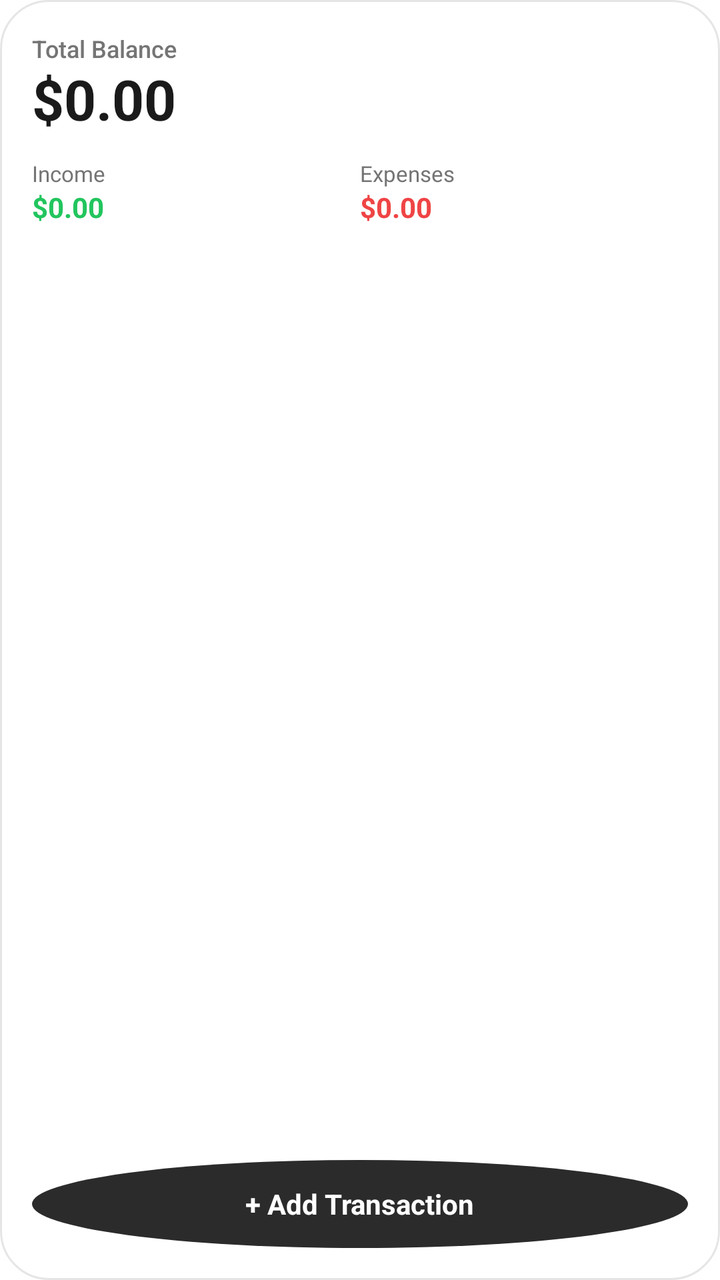
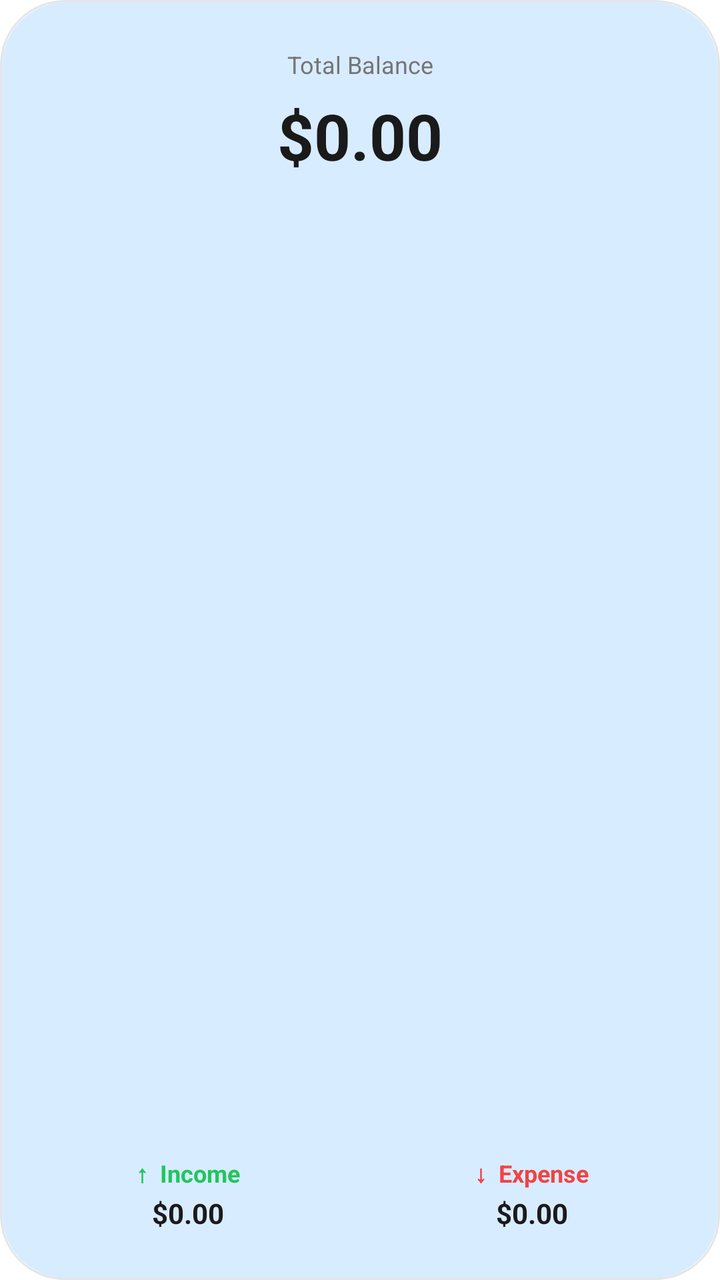

Before-and-after screenshots of an Android layout around one commit, followed by the original layout XML and the change that was made.
<!-- AndroidManifest.xml: fallback theme Theme.MaterialComponents.DayNight.NoActionBar -->
<!-- res/layout/balance_widget.xml -->
<?xml version="1.0" encoding="utf-8"?>
<RelativeLayout xmlns:android="http://schemas.android.com/apk/res/android"
    android:layout_width="match_parent"
    android:layout_height="match_parent"
    android:background="@drawable/widget_background"
    android:padding="16dp">

    <LinearLayout
        android:id="@+id/header"
        android:layout_width="match_parent"
        android:layout_height="wrap_content"
        android:orientation="vertical">

        <TextView
            android:layout_width="wrap_content"
            android:layout_height="wrap_content"
            android:text="Total Balance"
            android:textColor="@color/widget_text_secondary"
            android:textSize="12sp"
            android:fontFamily="sans-serif-medium" />

        <TextView
            android:id="@+id/widget_balance"
            android:layout_width="wrap_content"
            android:layout_height="wrap_content"
            android:text="$0.00"
            android:textColor="@color/widget_text_primary"
            android:textSize="28sp"
            android:textStyle="bold"
            android:includeFontPadding="false"
            android:layout_marginTop="2dp" />
    </LinearLayout>

    <LinearLayout
        android:id="@+id/stats"
        android:layout_width="match_parent"
        android:layout_height="wrap_content"
        android:layout_below="@id/header"
        android:layout_marginTop="12dp"
        android:orientation="horizontal"
        android:weightSum="2">

        <LinearLayout
            android:layout_width="0dp"
            android:layout_height="wrap_content"
            android:layout_weight="1"
            android:orientation="vertical">
            
            <TextView
                android:layout_width="wrap_content"
                android:layout_height="wrap_content"
                android:text="Income"
                android:textColor="@color/widget_text_secondary"
                android:textSize="11sp" />
                
            <TextView
                android:id="@+id/widget_income"
                android:layout_width="wrap_content"
                android:layout_height="wrap_content"
                android:text="$0.00"
                android:textColor="@color/widget_income"
                android:textSize="14sp"
                android:textStyle="bold" />
        </LinearLayout>

        <LinearLayout
            android:layout_width="0dp"
            android:layout_height="wrap_content"
            android:layout_weight="1"
            android:orientation="vertical">
            
            <TextView
                android:layout_width="wrap_content"
                android:layout_height="wrap_content"
                android:text="Expenses"
                android:textColor="@color/widget_text_secondary"
                android:textSize="11sp" />
                
            <TextView
                android:id="@+id/widget_expenses"
                android:layout_width="wrap_content"
                android:layout_height="wrap_content"
                android:text="$0.00"
                android:textColor="@color/widget_expense"
                android:textSize="14sp"
                android:textStyle="bold" />
        </LinearLayout>
    </LinearLayout>

    <LinearLayout
        android:id="@+id/widget_button_add"
        android:layout_width="match_parent"
        android:layout_height="44dp"
        android:layout_alignParentBottom="true"
        android:background="@drawable/add_button_background"
        android:gravity="center"
        android:orientation="horizontal"
        android:clickable="true"
        android:focusable="true">

        <TextView
            android:layout_width="wrap_content"
            android:layout_height="wrap_content"
            android:text="+ Add Transaction"
            android:textColor="@color/widget_button_text"
            android:textSize="14sp"
            android:textStyle="bold" />
    </LinearLayout>

</RelativeLayout>
<!-- resources referenced by this layout -->
<resources>
  <color name="widget_button_text">#FFFFFF</color>
  <color name="widget_expense">#EF4444</color>
  <color name="widget_income">#22C55E</color>
  <color name="widget_text_primary">#1A1A1A</color>
  <color name="widget_text_secondary">#757575</color>
  <!-- drawable add_button_background (drawable) -->
  <shape xmlns:android="http://schemas.android.com/apk/res/android"
      android:shape="oval">
      <solid android:color="@color/widget_button_bg" />
  </shape>
  <!-- drawable widget_background (drawable) -->
  <?xml version="1.0" encoding="utf-8"?>
  <shape xmlns:android="http://schemas.android.com/apk/res/android">
      <solid android:color="@color/widget_background" />
      <corners android:radius="24dp" />
      <stroke
          android:width="1dp"
          android:color="@color/widget_divider" />
  </shape>
  <color name="widget_button_bg">#2b2b2b</color>
  <color name="widget_background">#FFFFFF</color>
  <color name="widget_divider">#1A000000</color>
</resources>

<!-- the commit's change to res/layout/balance_widget.xml (unified diff, before → after) -->
@@ -1,110 +1,101 @@
 <?xml version="1.0" encoding="utf-8"?>
-<RelativeLayout xmlns:android="http://schemas.android.com/apk/res/android"
+<LinearLayout xmlns:android="http://schemas.android.com/apk/res/android"
+    android:id="@+id/widget_container"
     android:layout_width="match_parent"
     android:layout_height="match_parent"
-    android:background="@drawable/widget_background"
-    android:padding="16dp">
+    android:orientation="vertical"
+    android:padding="8dp"
+    android:background="@drawable/balance_card_background">
 
-    <LinearLayout
-        android:id="@+id/header"
+    
+    <TextView
         android:layout_width="match_parent"
         android:layout_height="wrap_content"
-        android:orientation="vertical">
+        android:layout_marginTop="16dp"
+        android:text="Total Balance"
+        android:textColor="@color/widget_text_secondary"
+        android:textSize="12sp"
+        android:gravity="center" />
 
-        <TextView
-            android:layout_width="wrap_content"
-            android:layout_height="wrap_content"
-            android:text="Total Balance"
-            android:textColor="@color/widget_text_secondary"
-            android:textSize="12sp"
-            android:fontFamily="sans-serif-medium" />
-
-        <TextView
-            android:id="@+id/widget_balance"
-            android:layout_width="wrap_content"
-            android:layout_height="wrap_content"
-            android:text="$0.00"
-            android:textColor="@color/widget_text_primary"
-            android:textSize="28sp"
-            android:textStyle="bold"
-            android:includeFontPadding="false"
-            android:layout_marginTop="2dp" />
-    </LinearLayout>
-
-    <LinearLayout
-        android:id="@+id/stats"
+    
+    <TextView
+        android:id="@+id/widget_balance"
         android:layout_width="match_parent"
         android:layout_height="wrap_content"
-        android:layout_below="@id/header"
-        android:layout_marginTop="12dp"
-        android:orientation="horizontal"
-        android:weightSum="2">
+        android:layout_marginTop="6dp"
+        android:text="$0.00"
+        android:textColor="@color/widget_text_primary"
+        android:textSize="32sp"
+        android:textStyle="bold"
+        android:gravity="center" />
 
+    
+    <TextView
+        android:layout_width="match_parent"
+        android:layout_height="0dp"
+        android:layout_weight="1"
+        android:text="" />
+
+    
+    <LinearLayout
+        android:layout_width="match_parent"
+        android:layout_height="wrap_content"
+        android:layout_marginBottom="16dp"
+        android:orientation="horizontal">
+
+        
         <LinearLayout
             android:layout_width="0dp"
             android:layout_height="wrap_content"
             android:layout_weight="1"
-            android:orientation="vertical">
-            
+            android:orientation="vertical"
+            android:gravity="center">
+
             <TextView
                 android:layout_width="wrap_content"
                 android:layout_height="wrap_content"
-                android:text="Income"
-                android:textColor="@color/widget_text_secondary"
-                android:textSize="11sp" />
-                
+                android:text="↑  Income"
+                android:textColor="@color/widget_income"
+                android:textSize="12sp"
+                android:textStyle="bold" />
+
             <TextView
                 android:id="@+id/widget_income"
                 android:layout_width="wrap_content"
                 android:layout_height="wrap_content"
+                android:layout_marginTop="2dp"
                 android:text="$0.00"
-                android:textColor="@color/widget_income"
+                android:textColor="@color/widget_text_primary"
                 android:textSize="14sp"
                 android:textStyle="bold" />
         </LinearLayout>
 
+        
         <LinearLayout
             android:layout_width="0dp"
             android:layout_height="wrap_content"
             android:layout_weight="1"
-            android:orientation="vertical">
-            
+            android:orientation="vertical"
+            android:gravity="center">
+
             <TextView
                 android:layout_width="wrap_content"
                 android:layout_height="wrap_content"
-                android:text="Expenses"
-                android:textColor="@color/widget_text_secondary"
-                android:textSize="11sp" />
-                
+                android:text="↓  Expense"
+                android:textColor="@color/widget_expense"
+                android:textSize="12sp"
+                android:textStyle="bold" />
+
             <TextView
                 android:id="@+id/widget_expenses"
                 android:layout_width="wrap_content"
                 android:layout_height="wrap_content"
+                android:layout_marginTop="2dp"
                 android:text="$0.00"
-                android:textColor="@color/widget_expense"
+                android:textColor="@color/widget_text_primary"
                 android:textSize="14sp"
                 android:textStyle="bold" />
         </LinearLayout>
     </LinearLayout>
 
-    <LinearLayout
-        android:id="@+id/widget_button_add"
-        android:layout_width="match_parent"
-        android:layout_height="44dp"
-        android:layout_alignParentBottom="true"
-        android:background="@drawable/add_button_background"
-        android:gravity="center"
-        android:orientation="horizontal"
-        android:clickable="true"
-        android:focusable="true">
-
-        <TextView
-            android:layout_width="wrap_content"
-            android:layout_height="wrap_content"
-            android:text="+ Add Transaction"
-            android:textColor="@color/widget_button_text"
-            android:textSize="14sp"
-            android:textStyle="bold" />
-    </LinearLayout>
-
-</RelativeLayout>
+</LinearLayout>
<!-- resource entries referenced after the edit -->
@@ -1,26 +1,35 @@
 <!-- resources referenced by this layout -->
 <resources>
-  <color name="widget_button_text">#FFFFFF</color>
   <color name="widget_expense">#EF4444</color>
   <color name="widget_income">#22C55E</color>
   <color name="widget_text_primary">#1A1A1A</color>
   <color name="widget_text_secondary">#757575</color>
-  <!-- drawable add_button_background (drawable) -->
-  <shape xmlns:android="http://schemas.android.com/apk/res/android"
-      android:shape="oval">
-      <solid android:color="@color/widget_button_bg" />
-  </shape>
-  <!-- drawable widget_background (drawable) -->
+  <!-- drawable balance_card_background (drawable) -->
   <?xml version="1.0" encoding="utf-8"?>
-  <shape xmlns:android="http://schemas.android.com/apk/res/android">
-      <solid android:color="@color/widget_background" />
-      <corners android:radius="24dp" />
-      <stroke
-          android:width="1dp"
-          android:color="@color/widget_divider" />
-  </shape>
-  <color name="widget_button_bg">#2b2b2b</color>
-  <color name="widget_background">#FFFFFF</color>
+  <layer-list xmlns:android="http://schemas.android.com/apk/res/android">
+      
+      <item
+          android:left="1dp"
+          android:top="1dp"
+          android:right="1dp"
+          android:bottom="1dp">
+          <shape>
+              <solid android:color="@color/widget_card_bg" />
+              <corners android:radius="32dp" />
+          </shape>
+      </item>
+      
+      <item>
+          <shape>
+              <solid android:color="@android:color/transparent" />
+              <corners android:radius="32dp" />
+              <stroke
+                  android:width="1dp"
+                  android:color="@color/widget_divider" />
+          </shape>
+      </item>
+  </layer-list>
+  <color name="widget_card_bg">#D8ECFF</color>
   <color name="widget_divider">#1A000000</color>
 </resources>
 
